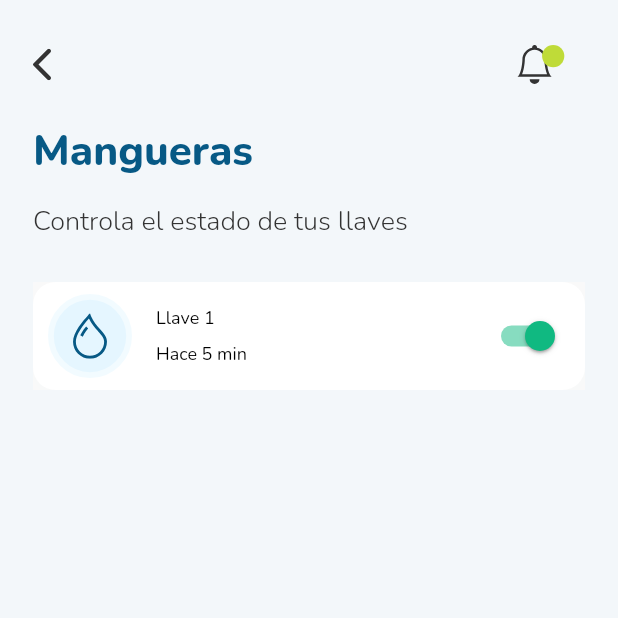
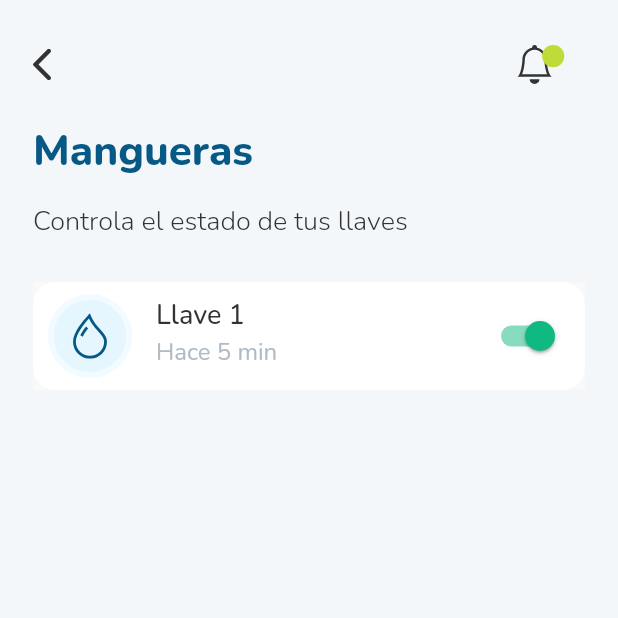
Before and after one commit to Matishock1/ezriegoapp, a Flutter app: the TabScreen screen opened by its route, swiped to page 2, on a phone screen of 412 x 824 dp, the top half of it. Run offline on Flutter 3.47's test engine with Material 2 defaults, Android fonts, the phone set to English and light mode, and no system bars; our stand-ins replace flutter_svg, gap, get, google_fonts.

Commit message:
mangueras tipo letra

```diff
--- a/lib/constants/app_theme.dart
+++ b/lib/constants/app_theme.dart
@@ -54,6 +54,7 @@ class AppTheme {
           fontSize: 16,
           fontWeight: FontWeight.w400,
           letterSpacing: 0,
+          height: 1.16,
           color: ColorSettings.textHint,
         ),
         bodyMedium: GoogleFonts.nunito(
--- a/lib/screens/tabs_screens/tab_mangueras_screen.dart
+++ b/lib/screens/tabs_screens/tab_mangueras_screen.dart
@@ -3,6 +3,7 @@ import 'package:ezriegoapp/widgets/widgets.dart';
 import 'package:flutter/material.dart';
 import 'package:flutter_svg/flutter_svg.dart';
 import 'package:get/get.dart';
+import 'package:google_fonts/google_fonts.dart';
 
 // ignore: must_be_immutable
 class TabManguerasScreen extends StatelessWidget {
@@ -66,11 +67,16 @@ class TabManguerasScreen extends StatelessWidget {
                       ),
                       title: Text(
                         'Llave 1',
-                        style: Theme.of(context).textTheme.bodySmall,
+                        style: Theme.of(context)
+                            .textTheme
+                            .displayMedium!
+                            .copyWith(
+                                fontWeight: FontWeight.w500,
+                                fontFamily: GoogleFonts.nunito().fontFamily),
                       ),
                       subtitle: Text(
                         'Hace 5 min',
-                        style: Theme.of(context).textTheme.bodySmall,
+                        style: Theme.of(context).textTheme.bodyLarge,
                       ),
                       trailing: Obx(
                         () => Switch(
```
